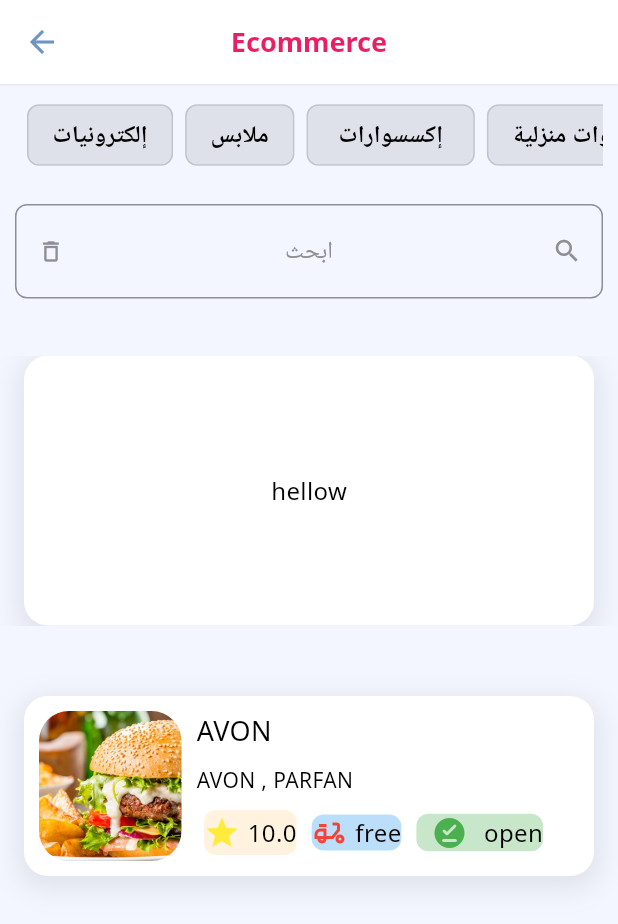
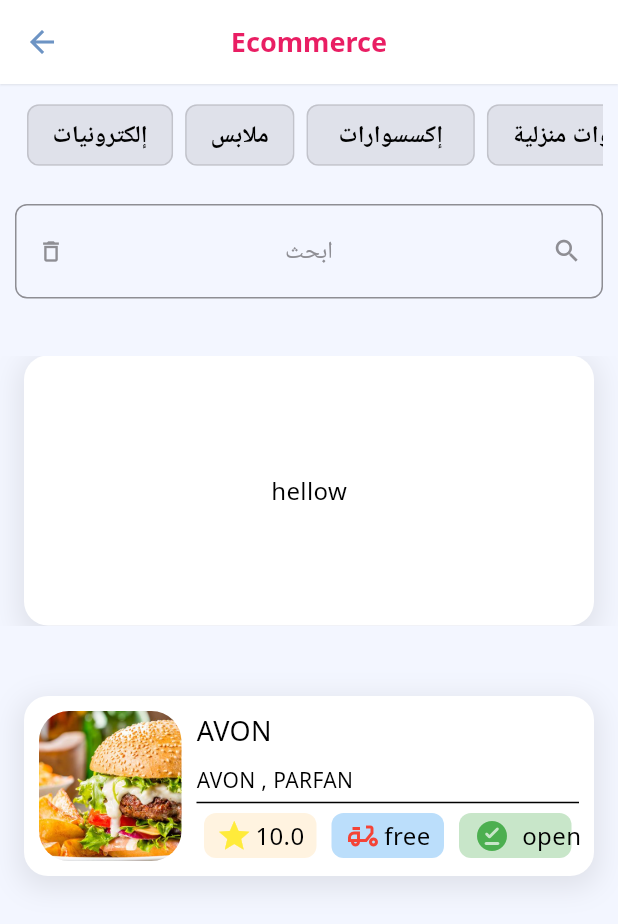
Before and after one commit to alikanj4/project-ali, a Flutter app: the Ecommerce screen opened directly, on a phone screen of 412 x 824 dp. Shown: the top 924 px of the screen. Run offline on Flutter 3.47's test engine with Material 3 defaults, Android fonts, the phone set to English and light mode, and no system bars; drawn by our look-alikes of carousel_slider; our stand-ins replace connectivity_plus, device_info_plus, figma_squircle, geocoding, geolocator, google_fonts and 2 more; missing offline and left inert: onesignal_flutter; accounts and stored records are empty.

```diff
--- a/lib/VIEW/CardForDetilseEcommersAndResturant.dart
+++ b/lib/VIEW/CardForDetilseEcommersAndResturant.dart
@@ -53,7 +53,9 @@ class CardForDetilseEcommersAndResturant extends StatelessWidget {
             const SizedBox(
               width: 10,
             ),
-              Column(
+            Expanded(
+              child: Container(
+                child: Column(
                   crossAxisAlignment: CrossAxisAlignment.start,
                   mainAxisAlignment: MainAxisAlignment.start,
                   children: [
@@ -72,49 +74,61 @@ class CardForDetilseEcommersAndResturant extends StatelessWidget {
                       height: 10,
                       color: Colors.black,
                     ),
+                      const SizedBox(
+                      height: 2,
+                    ),
                     Row(
                       children: [
-                      KH_SplashedCard(
+                        Expanded(
+                          child: KH_SplashedCard(
                             borderRadius: 8,
                             height: 30,
                             bgColor: Colors.orange[50],
                             outsideMargin: 5,
                             child: Row(
-                            mainAxisAlignment: MainAxisAlignment.spaceAround,
+                              mainAxisAlignment: MainAxisAlignment.center,
                               children: [
                                 const Icon(
                                   Icons.star,
                                   color: Colors.yellow,
                                 ),
                                 const SizedBox(
-                                width: 5,
+                                  width: 2,
                                 ),
                                 Text(evaluationNumber)
                               ],
-                          )),
-                      KH_SplashedCard(
+                            ),
+                          ),
+                        ),
+                        Expanded(
+                          child: KH_SplashedCard(
                             borderRadius: 8,
                             bgColor: Colors.blue[100],
                             outsideMargin: 5,
+                            height: 30,
                             child: Row(
-                            mainAxisAlignment: MainAxisAlignment.spaceAround,
+                              mainAxisAlignment: MainAxisAlignment.center,
                               children: [
                                 const Icon(
                                   Icons.delivery_dining_outlined,
                                   color: Colors.red,
                                 ),
                                 const SizedBox(
-                                width: 5,
+                                  width: 2,
                                 ),
                                 Text(pricedelivry)
                               ],
-                          )),
-                      KH_SplashedCard(
+                            ),
+                          ),
+                        ),
+                        Expanded(
+                          child: KH_SplashedCard(
                             borderRadius: 8,
                             bgColor: Colors.green[100],
                             outsideMargin: 5,
+                            height: 30,
                             child: Row(
-                            mainAxisAlignment: MainAxisAlignment.spaceAround,
+                              mainAxisAlignment: MainAxisAlignment.center,
                               children: [
                                 Container(
                                   height: 25,
@@ -128,17 +142,22 @@ class CardForDetilseEcommersAndResturant extends StatelessWidget {
                                   ),
                                 ),
                                 const SizedBox(
-                                width: 5,
+                                  width: 2,
                                 ),
                                 Text(openOrClosed)
                               ],
-                          )),
+                            ),
+                          ),
+                        ),
                       ],
                     )
                   ],
                 ),
+              ),
+            ),
           ],
-          )),
+        ),
+      ),
     );
   }
 }
```
Lines whose indentation alone changed are shown as unchanged.
